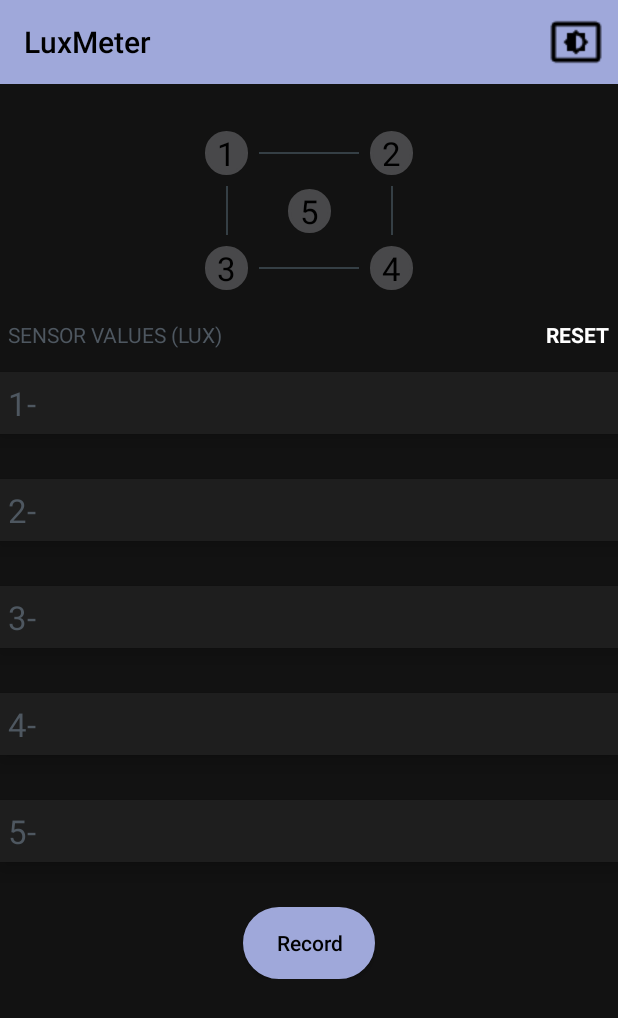
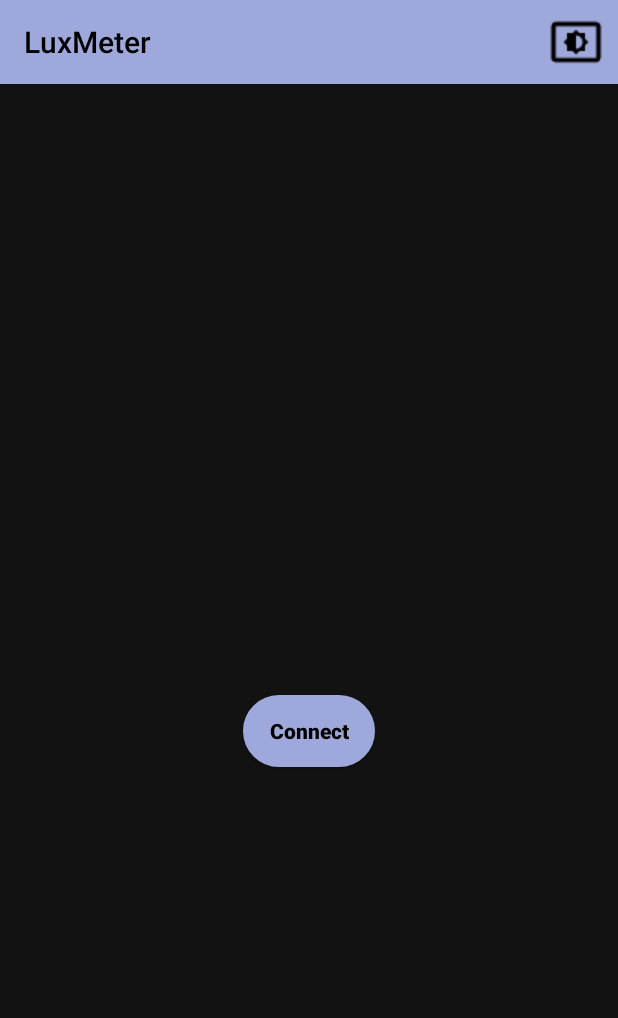
Before and after one commit to AlirezaAbrishami/lux-meter, an Android app: the MainActivity screen opened directly, with no data from a screen before it, on a phone screen of 412 x 824 dp. Shown: the top 1018 px of the screen. Run offline under Robolectric (Android 15) with nearby library versions, the phone set to English and light mode, and no system bars.

Commit message:
Final Main Activity UI

```diff
--- a/android/app/src/main/res/layout/activity_main.xml
+++ b/android/app/src/main/res/layout/activity_main.xml
@@ -19,9 +19,11 @@
         app:layout_constraintTop_toTopOf="@id/tool_bar">
 
         <androidx.constraintlayout.widget.ConstraintLayout
+            android:id="@+id/main_scrollview_layout"
             android:layout_width="match_parent"
             android:layout_height="wrap_content"
-            android:background="@color/backgroundColor">
+            android:background="@color/backgroundColor"
+            android:visibility="gone">
 
 
             <TextView
@@ -365,6 +367,18 @@
                 app:layout_constraintStart_toStartOf="parent"
                 app:layout_constraintTop_toBottomOf="@id/main_fifth_layout" />
 
+            <TextView
+                android:id="@+id/main_average"
+                android:layout_width="wrap_content"
+                android:layout_height="wrap_content"
+                android:textAllCaps="false"
+                android:textColor="@color/textColor"
+                android:textSize="22sp"
+                app:layout_constraintBottom_toBottomOf="@id/main_record"
+                app:layout_constraintEnd_toEndOf="parent"
+                app:layout_constraintStart_toStartOf="parent"
+                app:layout_constraintTop_toTopOf="@id/main_record" />
+
         </androidx.constraintlayout.widget.ConstraintLayout>
 
     </ScrollView>
@@ -378,18 +392,17 @@
         android:textAllCaps="false"
         android:textColor="@color/buttonTextColor"
         android:textStyle="bold"
-        android:visibility="gone"
+        app:layout_constraintEnd_toEndOf="parent"
         app:layout_constraintBottom_toBottomOf="parent"
-        app:layout_constraintEnd_toEndOf="parent"
-        app:layout_constraintStart_toStartOf="parent"
-        app:layout_constraintTop_toBottomOf="@id/main_scrollview" />
+        app:layout_constraintTop_toTopOf="parent"
+        android:layout_marginTop="150dp"
+        app:layout_constraintStart_toStartOf="parent" />
 
     <TextView
         android:id="@+id/main_connection_status"
         android:layout_width="wrap_content"
         android:layout_height="wrap_content"
         android:textColor="@color/text"
-        android:visibility="gone"
         app:layout_constraintBottom_toTopOf="@id/main_connect"
         app:layout_constraintEnd_toEndOf="parent"
         app:layout_constraintStart_toStartOf="parent"
```
